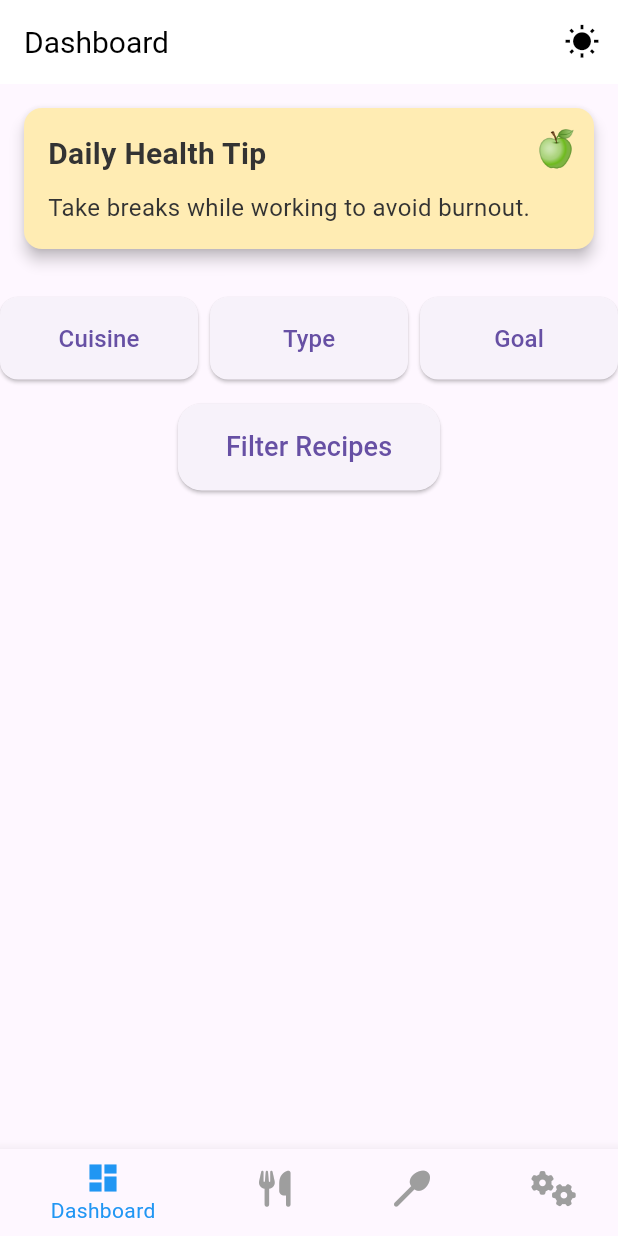
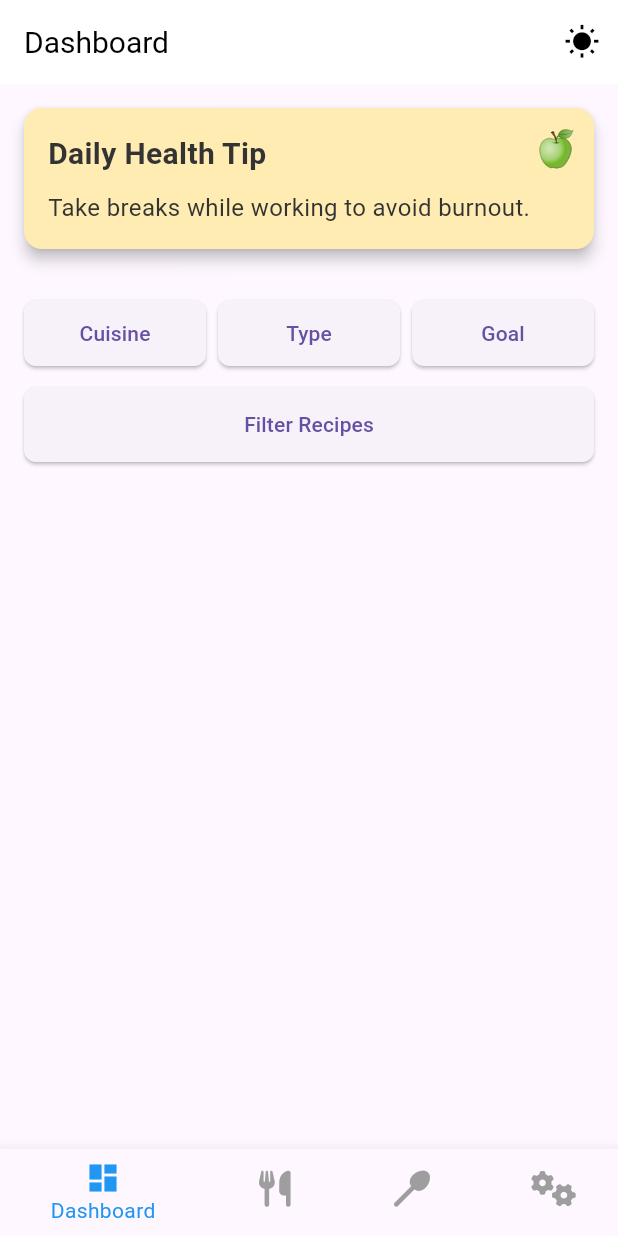
Before and after one commit to DisaruG/wellplate, a Flutter app: the screen it shows after launch, after a tap on "Skip", after a tap on "Get Started", on a phone screen of 412 x 824 dp. Run offline on Flutter 3.47's test engine with Material 3 defaults, Android fonts, the phone set to English and light mode, and no system bars; our stand-ins replace font_awesome_flutter, shared_preferences, smooth_page_indicator.

Commit message:
Update recipe_input_buttons.dart

```diff
--- a/lib/widgets/recipe_input_buttons.dart
+++ b/lib/widgets/recipe_input_buttons.dart
@@ -16,83 +16,78 @@ class RecipeInputButtons extends StatelessWidget {
 
   @override
   Widget build(BuildContext context) {
-    return Column(
+    return Padding(
+      padding: const EdgeInsets.symmetric(horizontal: 16.0),
+      child: Column(
         children: [
+          // Row for Cuisine, Type, and Goal Buttons (side by side)
           Row(
             mainAxisAlignment: MainAxisAlignment.spaceBetween,
             children: [
+              // Cuisine Button
               Expanded(
                 child: ElevatedButton(
                   onPressed: onCuisinePressed,
                   style: ElevatedButton.styleFrom(
-                  padding: const EdgeInsets.symmetric(vertical: 16.0),
+                    padding: const EdgeInsets.symmetric(vertical: 12.0),
                     shape: RoundedRectangleBorder(
-                    borderRadius: BorderRadius.circular(12), // Curved borders
+                      borderRadius: BorderRadius.circular(8),
                     ),
                   ),
-                child: const Text(
-                  "Cuisine",
-                  style: TextStyle(
-                    fontSize: 16,
+                  child: const Text("Cuisine"),
                 ),
               ),
-              ),
-            ),
-            const SizedBox(width: 8),
+              const SizedBox(width: 8), // Space between buttons
+
+              // Type Button
               Expanded(
                 child: ElevatedButton(
                   onPressed: onTypePressed,
                   style: ElevatedButton.styleFrom(
-                  padding: const EdgeInsets.symmetric(vertical: 16.0),
+                    padding: const EdgeInsets.symmetric(vertical: 12.0),
                     shape: RoundedRectangleBorder(
-                    borderRadius: BorderRadius.circular(12), // Curved borders
+                      borderRadius: BorderRadius.circular(8),
                     ),
                   ),
-                child: const Text(
-                  "Type",
-                  style: TextStyle(
-                    fontSize: 16,
+                  child: const Text("Type"),
                 ),
               ),
-              ),
-            ),
-            const SizedBox(width: 8),
+              const SizedBox(width: 8), // Space between buttons
+
+              // Goal Button
               Expanded(
                 child: ElevatedButton(
                   onPressed: onGoalPressed,
                   style: ElevatedButton.styleFrom(
-                  padding: const EdgeInsets.symmetric(vertical: 16.0),
+                    padding: const EdgeInsets.symmetric(vertical: 12.0),
                     shape: RoundedRectangleBorder(
-                    borderRadius: BorderRadius.circular(12), // Curved borders
+                      borderRadius: BorderRadius.circular(8),
                     ),
                   ),
-                child: const Text(
-                  "Goal",
-                  style: TextStyle(
-                    fontSize: 16,
-                  ),
-                ),
+                  child: const Text("Goal"),
                 ),
               ),
             ],
           ),
-        const SizedBox(height: 16),
-        ElevatedButton(
+          const SizedBox(height: 12), // Space between row and Filter button
+
+          // Filter Button (unchanged, full width)
+          SizedBox(
+            width: double.infinity,
+            child: ElevatedButton(
               onPressed: onFilterPressed,
               style: ElevatedButton.styleFrom(
-            padding: const EdgeInsets.symmetric(vertical: 16.0, horizontal: 32.0),
+                padding: const EdgeInsets.symmetric(vertical: 12.0),
                 shape: RoundedRectangleBorder(
-              borderRadius: BorderRadius.circular(16), // More curved borders for filter button
+                  borderRadius: BorderRadius.circular(8),
                 ),
+                minimumSize: const Size(double.infinity, 50), // Full width, increased height
               ),
-          child: const Text(
-            "Filter Recipes",
-            style: TextStyle(
-              fontSize: 18,
-            ),
+              child: const Text("Filter Recipes"),
             ),
           ),
         ],
+      ),
     );
   }
 }
```
Lines whose indentation alone changed are shown as unchanged.
